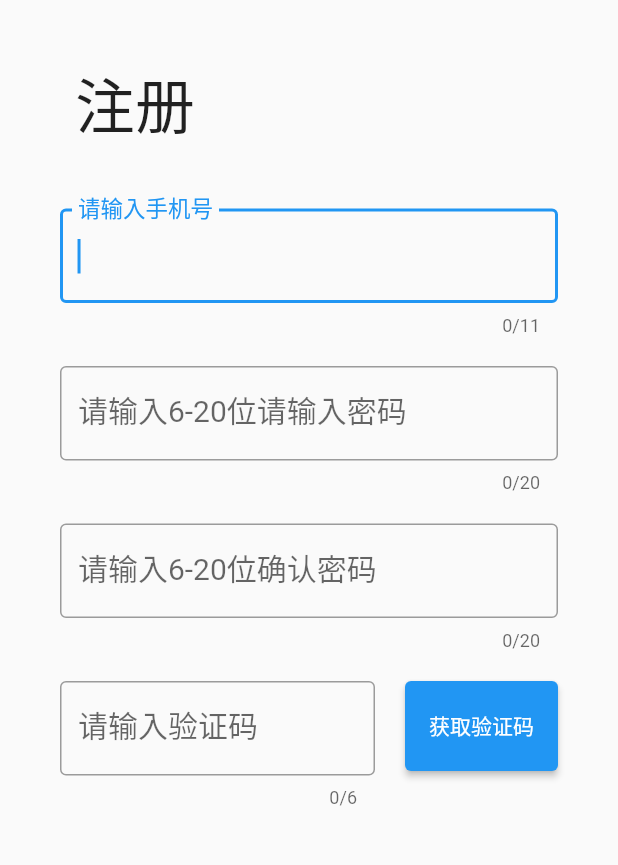
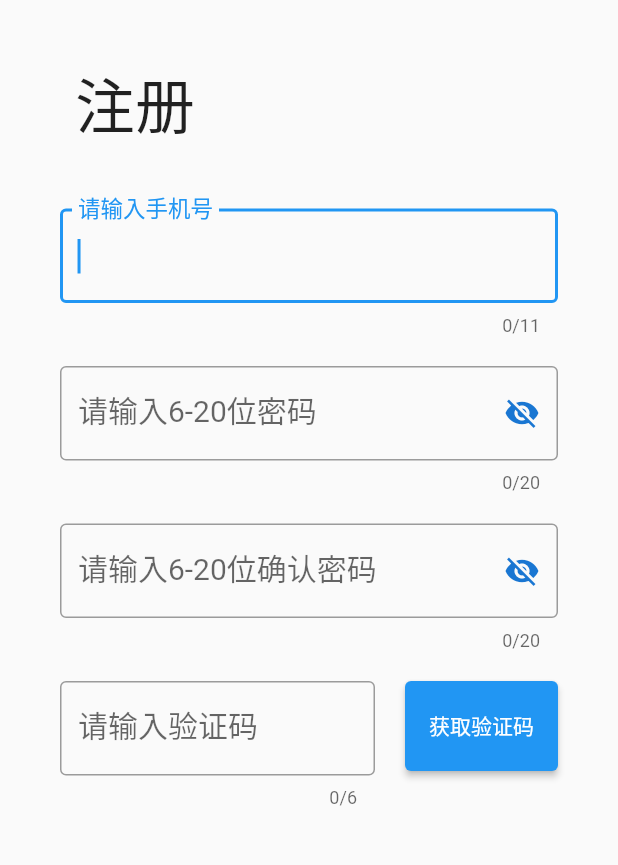
Before and after one commit to lsWorl/IMapp, a Flutter app: the RegistryView screen opened by its route, on a phone screen of 412 x 824 dp, the part 369-1234 px from its top. Run offline on Flutter 3.47's test engine with Material 2 defaults, Android fonts, the phone set to English and light mode, and no system bars; our stand-ins replace dio; missing offline and left inert: encrypt; Roboto replaces fonts that are missing (宋体).

Commit message:
登录注册功能完成

```diff
--- a/lib/view/registry_view.dart
+++ b/lib/view/registry_view.dart
@@ -143,8 +143,22 @@ class _accountInputState extends State<accountInput> {
                   },
                   style: const TextStyle(fontSize: 20),
                   maxLength: 20,
-                  decoration: const InputDecoration(
-                      border: OutlineInputBorder(), labelText: '请输入6-20位请输入密码'),
+                  obscureText: data.isShowPwd,
+
+                  decoration: InputDecoration(
+                      border: OutlineInputBorder(),
+                      labelText: '请输入6-20位密码',
+                      suffixIcon: IconButton(
+                        onPressed: () {
+                          setState(() {
+                            data.isShowPwd = !data.isShowPwd;
+                          });
+                        },
+                        icon: Icon(data.isShowPwd
+                            ? Icons.visibility_off
+                            : Icons.visibility),
+                        color: Theme.of(context).primaryColorDark,
+                      )),
                   onChanged: (value) {
                     setState(() {
                       data.pwd = value;
@@ -168,8 +182,21 @@ class _accountInputState extends State<accountInput> {
                   },
                   style: const TextStyle(fontSize: 20),
                   maxLength: 20,
-                  decoration: const InputDecoration(
-                      border: OutlineInputBorder(), labelText: '请输入6-20位确认密码'),
+                  obscureText: data.isShowConfirmPwd,
+                  decoration: InputDecoration(
+                      border: OutlineInputBorder(),
+                      labelText: '请输入6-20位确认密码',
+                      suffixIcon: IconButton(
+                        onPressed: () {
+                          setState(() {
+                            data.isShowConfirmPwd = !data.isShowConfirmPwd;
+                          });
+                        },
+                        icon: Icon(data.isShowConfirmPwd
+                            ? Icons.visibility_off
+                            : Icons.visibility),
+                        color: Theme.of(context).primaryColorDark,
+                      )),
                   onChanged: (value) {
                     data.confirmPwd = value;
 
@@ -242,8 +269,6 @@ class _accountInputState extends State<accountInput> {
                             result = json.decode(value.toString());
                           });
                           if (result['ok'] == 1) {
-                            print('注册成功');
-
                             showAlertMsg(context, '注册成功！请点击确定按钮跳转到登录界面进行登录！');
                           } else if (result['ok'] == 2) {
                             showAlertMsg(context, '验证码错误');
--- a/lib/viewmodel/registry_viewmodel.dart
+++ b/lib/viewmodel/registry_viewmodel.dart
@@ -12,6 +12,9 @@ class RegistryViewModelData {
   late String _confirmPwd;
   // 验证码
   late String _validCode;
+  // 控制密码框是否显示 true为不显示
+  bool _isShowPwd = true;
+  bool _isShowConfirmPwd = true;
 
   set account(var value) {
     _account = value;
@@ -44,4 +47,20 @@ class RegistryViewModelData {
   String get validCode {
     return _validCode;
   }
+
+  set isShowPwd(var value) {
+    _isShowPwd = value;
+  }
+
+  bool get isShowPwd {
+    return _isShowPwd;
+  }
+
+  set isShowConfirmPwd(var value) {
+    _isShowConfirmPwd = value;
+  }
+
+  bool get isShowConfirmPwd {
+    return _isShowConfirmPwd;
+  }
 }
```
Also changed, not shown: lib/view/login_view.dart (+17 -2 lines), lib/viewmodel/login_viewmodel.dart (+10 -0 lines).
